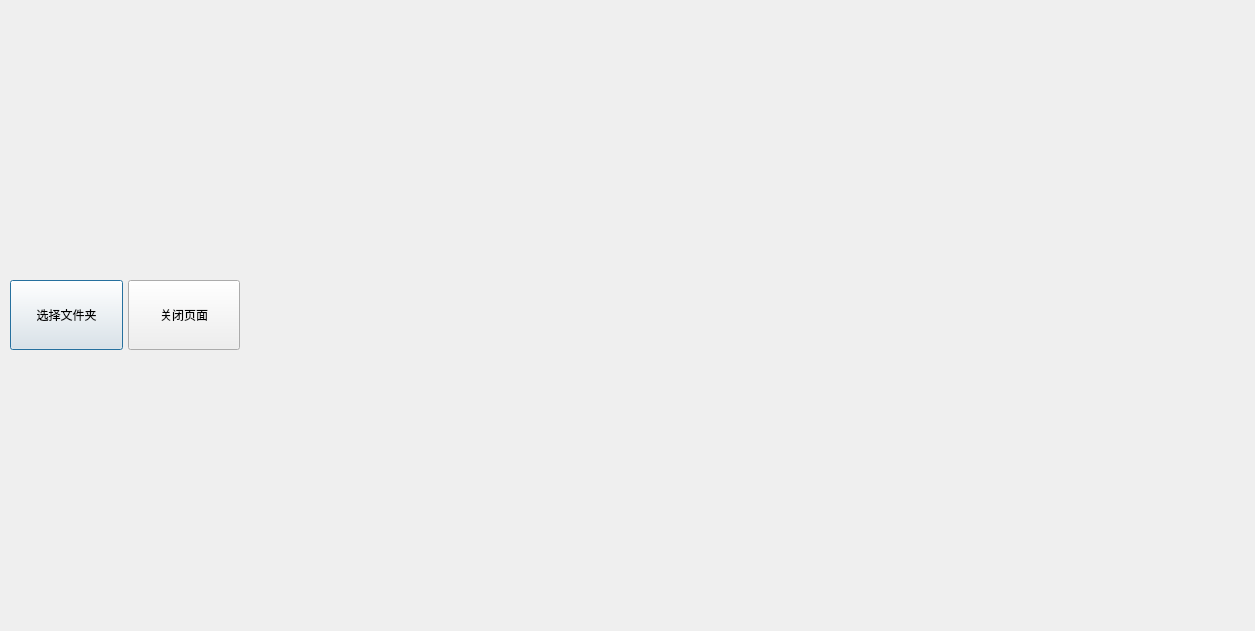
Qt form WindowOne/windowone.ui (xiaoluosigithub/Cultural-Vision) before a commit.
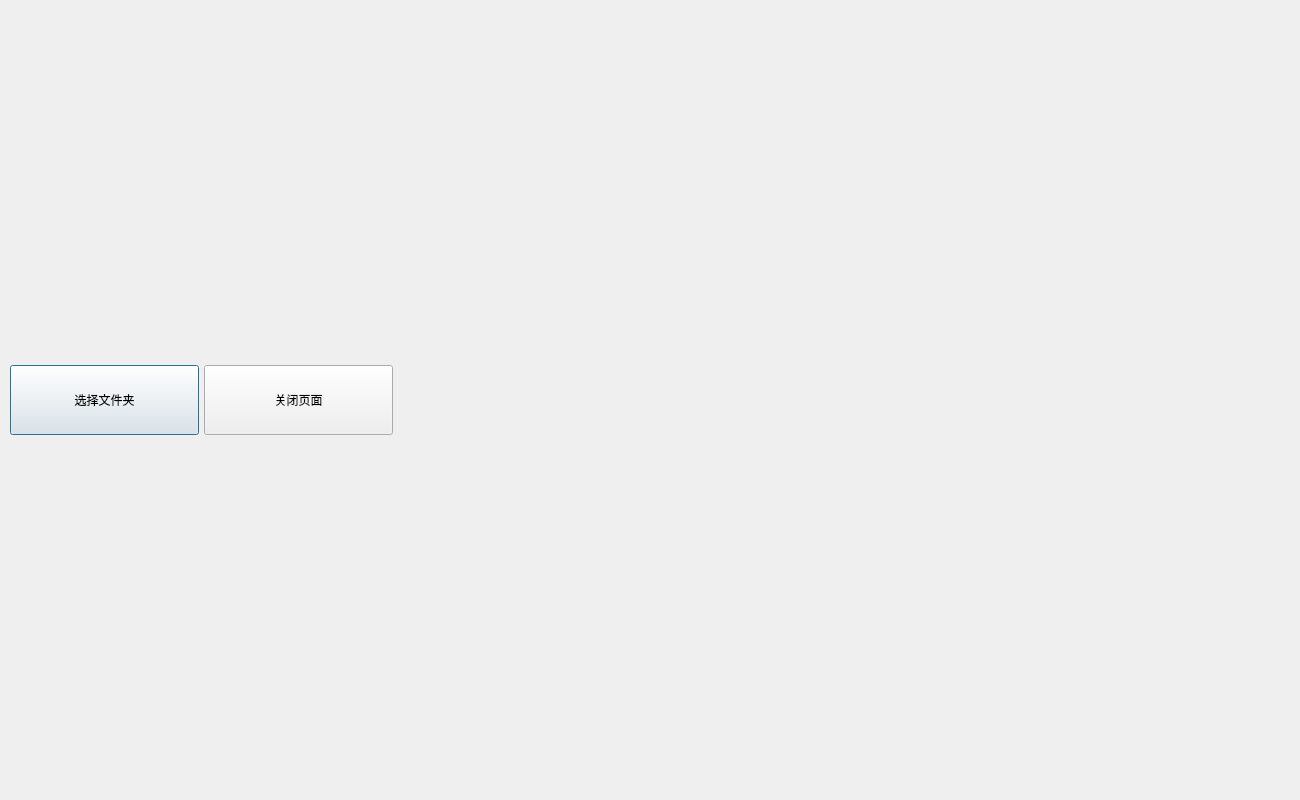
The same form after that commit.

Diff of the .ui file:
```diff
--- a/WindowOne/windowone.ui
+++ b/WindowOne/windowone.ui
@@ -6,10 +6,16 @@
    <rect>
     <x>0</x>
     <y>0</y>
-    <width>1239</width>
-    <height>631</height>
+    <width>1300</width>
+    <height>800</height>
    </rect>
   </property>
+  <property name="minimumSize">
+   <size>
+    <width>1000</width>
+    <height>625</height>
+   </size>
+  </property>
   <property name="windowTitle">
    <string>Dialog</string>
   </property>
@@ -105,10 +111,16 @@
    </item>
    <item>
     <widget class="QWidget" name="widgetRight" native="true">
+     <property name="sizePolicy">
+      <sizepolicy hsizetype="Expanding" vsizetype="Expanding">
+       <horstretch>0</horstretch>
+       <verstretch>0</verstretch>
+      </sizepolicy>
+     </property>
      <property name="minimumSize">
       <size>
-       <width>1000</width>
-       <height>600</height>
+       <width>0</width>
+       <height>0</height>
       </size>
      </property>
      <property name="maximumSize">
```
